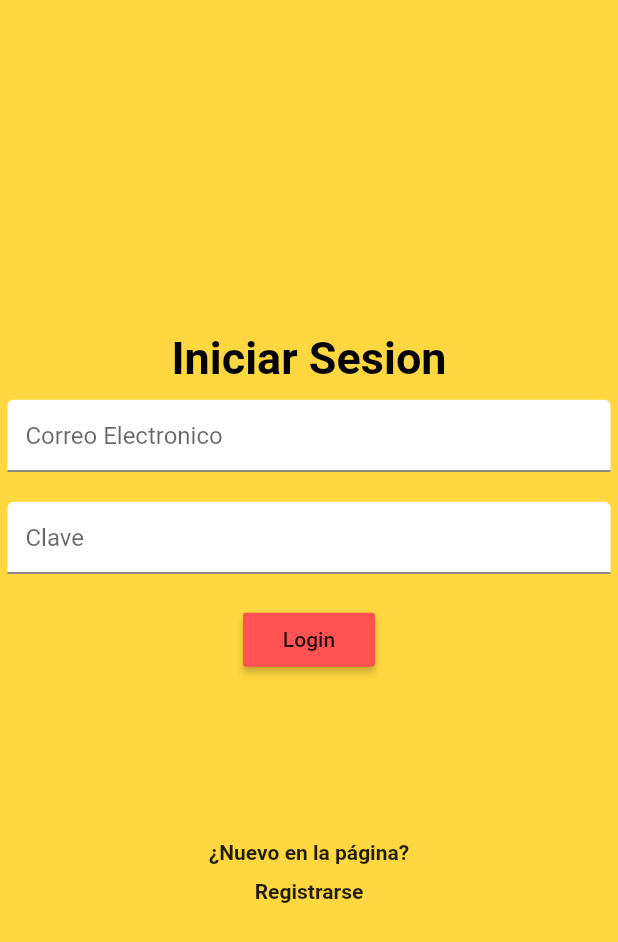
After one commit to THypnosT/newsoozeapp, a Flutter app: the LoginPage screen opened directly, on a phone screen of 412 x 824 dp. The commit adds this screen. Shown: the top 942 px of the screen. Run offline on Flutter 3.47's test engine with Material 2 defaults, Android fonts, the phone set to English and light mode, and no system bars; network calls fail.

Commit message:
Ajustes, Pagina Login

```diff
--- a/lib/main.dart
+++ b/lib/main.dart
@@ -1,7 +1,7 @@
 import 'package:flutter/material.dart';
-import 'package:newsooze/pagina_contenido/ajustes.dart';
-import 'package:newsooze/pagina_contenido/error.dart';
-import 'package:newsooze/pagina_contenido/feed.dart';
+import 'package:newsoozeapp/pagina_contenido/ajustes.dart';
+import 'package:newsoozeapp/pagina_contenido/error.dart';
+import 'package:newsoozeapp/pagina_contenido/feed.dart';
 
 void main() => runApp(MyApp());
 
--- a/lib/pagina_contenido/ajustes.dart
+++ b/lib/pagina_contenido/ajustes.dart
@@ -1,5 +1,5 @@
 import 'package:flutter/material.dart';
-import 'package:newsooze/main.dart';
+import 'package:newsoozeapp/main.dart';
 
 class ajustes extends StatelessWidget {
   const ajustes({Key? key}) : super(key: key);
--- a/lib/pagina_contenido/error.dart
+++ b/lib/pagina_contenido/error.dart
@@ -1,5 +1,5 @@
 import 'package:flutter/material.dart';
-import 'package:newsooze/main.dart';
+import 'package:newsoozeapp/main.dart';
 
 class error extends StatelessWidget {
   const error({Key? key}) : super(key: key);
--- a/lib/pagina_contenido/feed.dart
+++ b/lib/pagina_contenido/feed.dart
@@ -1,5 +1,5 @@
 import 'package:flutter/material.dart';
-import 'package:newsooze/main.dart';
+import 'package:newsoozeapp/main.dart';
 
 class feed extends StatelessWidget {
   const feed({Key? key}) : super(key: key);
--- /dev/null
+++ b/lib/pagina_contenido/loginPage.dart
@@ -0,0 +1,86 @@
+import 'package:flutter/material.dart';
+
+class LoginPage extends StatelessWidget {
+  Widget nombre() {
+    return Text(
+      'Iniciar Sesion',
+      style: TextStyle(
+          color: Colors.black, fontSize: 30, fontWeight: FontWeight.bold),
+    );
+  }
+
+  Widget createEmailInput() {
+    return Container(
+      padding: EdgeInsets.symmetric(vertical: 10, horizontal: 5),
+      child: TextField(
+        decoration: InputDecoration(
+          hintText: 'Correo Electronico',
+          fillColor: Colors.white,
+          filled: true,
+        ),
+      ),
+    );
+  }
+
+  Widget createPasswordInput() {
+    return Container(
+      padding: EdgeInsets.symmetric(vertical: 10, horizontal: 5),
+      child: TextField(
+        decoration: InputDecoration(
+          hintText: 'Clave',
+          fillColor: Colors.white,
+          filled: true,
+        ),
+      ),
+    );
+  }
+
+  Widget loginButton() {
+    return Container(
+        padding: EdgeInsets.symmetric(horizontal: 100, vertical: 10),
+        child: RaisedButton(
+          child: Text('Login'),
+          color: Colors.redAccent,
+          onPressed: () {},
+        ));
+  }
+
+  Widget renderCreateAccountLink() {
+    return Container(
+        padding: EdgeInsets.only(top: 100),
+        child: Text(
+          '¿Nuevo en la página?',
+          textAlign: TextAlign.center,
+          style: TextStyle(fontWeight: FontWeight.bold),
+        ));
+  }
+
+  Widget registro() {
+    return Container(
+        padding: EdgeInsets.only(top: 10),
+        child: Text(
+          'Registrarse',
+          textAlign: TextAlign.center,
+          style: TextStyle(fontWeight: FontWeight.bold),
+        ));
+  }
+
+  @override
+  Widget build(BuildContext context) {
+    return Scaffold(
+      body: Container(
+          decoration: BoxDecoration(color: Colors.amberAccent),
+          child: Column(
+            mainAxisAlignment: MainAxisAlignment.center,
+            children: [
+              nombre(),
+              createEmailInput(),
+              createPasswordInput(),
+              loginButton(),
+              renderCreateAccountLink(),
+              registro(),
+            ],
+          )),
+    );
+  }
+}
--- a/pubspec.yaml
+++ b/pubspec.yaml
@@ -1,4 +1,4 @@
-name: newsooze
+name: newsoozeapp
 description: A new Flutter project.
 
 # The following line prevents the package from being accidentally published to
```
Also changed, not shown: 1 other file.
